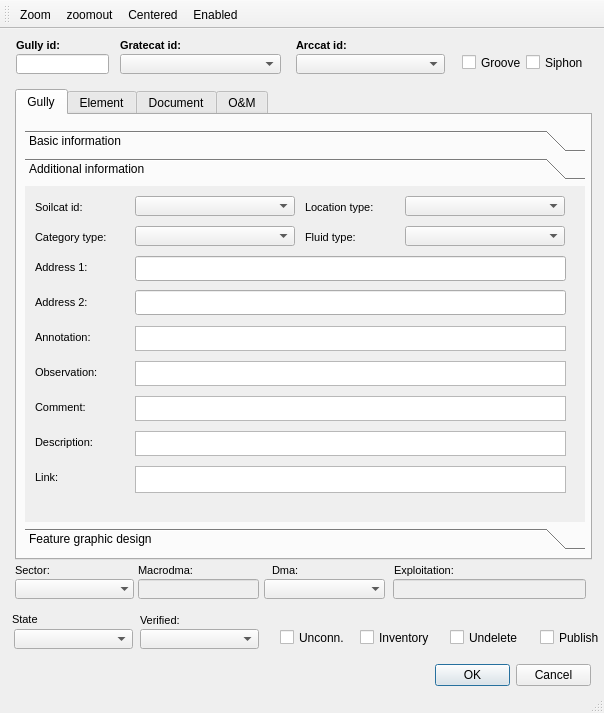
First picture: the form in ui/ud_man_gully.ui, repository Giswater/giswater_qgis_plugin, before the edit.
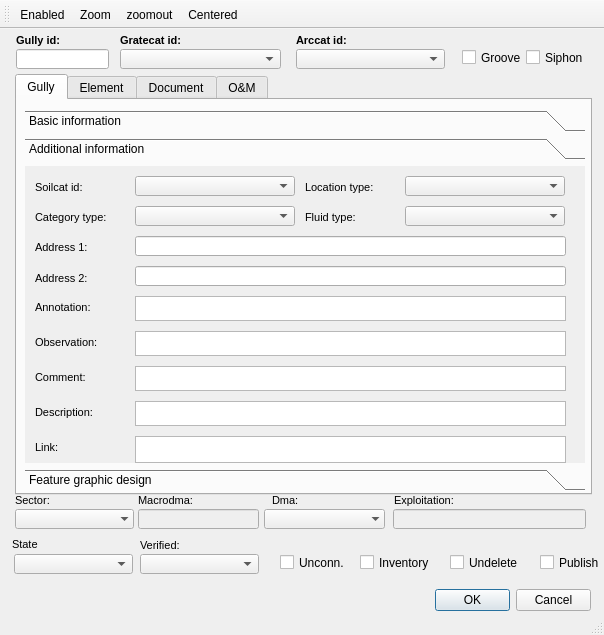
Second picture: the form after the edit. The open tabs and pages were chosen to show the change. Icons and pictures are not drawn.

```diff
--- a/ui/ud_man_gully.ui
+++ b/ui/ud_man_gully.ui
@@ -7,7 +7,7 @@
     <x>0</x>
     <y>0</y>
     <width>604</width>
-    <height>713</height>
+    <height>635</height>
    </rect>
   </property>
   <property name="windowTitle">
@@ -18,7 +18,7 @@
     <property name="geometry">
      <rect>
       <x>296</x>
-      <y>5</y>
+      <y>0</y>
       <width>90</width>
       <height>22</height>
      </rect>
@@ -59,7 +59,7 @@
     <property name="geometry">
      <rect>
       <x>138</x>
-      <y>550</y>
+      <y>480</y>
       <width>121</width>
       <height>20</height>
      </rect>
@@ -75,7 +75,7 @@
     <property name="geometry">
      <rect>
       <x>140</x>
-      <y>600</y>
+      <y>525</y>
       <width>119</width>
       <height>20</height>
      </rect>
@@ -85,7 +85,7 @@
     <property name="geometry">
      <rect>
       <x>120</x>
-      <y>5</y>
+      <y>0</y>
       <width>90</width>
       <height>22</height>
      </rect>
@@ -123,7 +123,7 @@
     <property name="geometry">
      <rect>
       <x>280</x>
-      <y>600</y>
+      <y>525</y>
       <width>86</width>
       <height>17</height>
      </rect>
@@ -136,7 +136,7 @@
     <property name="geometry">
      <rect>
       <x>526</x>
-      <y>25</y>
+      <y>20</y>
       <width>70</width>
       <height>17</height>
      </rect>
@@ -149,7 +149,7 @@
     <property name="geometry">
      <rect>
       <x>394</x>
-      <y>530</y>
+      <y>460</y>
       <width>90</width>
       <height>22</height>
      </rect>
@@ -188,7 +188,7 @@
     <property name="geometry">
      <rect>
       <x>272</x>
-      <y>530</y>
+      <y>460</y>
       <width>90</width>
       <height>22</height>
      </rect>
@@ -227,7 +227,7 @@
     <property name="geometry">
      <rect>
       <x>16</x>
-      <y>25</y>
+      <y>20</y>
       <width>93</width>
       <height>20</height>
      </rect>
@@ -240,7 +240,7 @@
     <property name="geometry">
      <rect>
       <x>450</x>
-      <y>600</y>
+      <y>525</y>
       <width>77</width>
       <height>17</height>
      </rect>
@@ -253,7 +253,7 @@
     <property name="geometry">
      <rect>
       <x>138</x>
-      <y>530</y>
+      <y>460</y>
       <width>90</width>
       <height>22</height>
      </rect>
@@ -292,7 +292,7 @@
     <property name="geometry">
      <rect>
       <x>296</x>
-      <y>25</y>
+      <y>20</y>
       <width>149</width>
       <height>20</height>
      </rect>
@@ -302,7 +302,7 @@
     <property name="geometry">
      <rect>
       <x>15</x>
-      <y>530</y>
+      <y>460</y>
       <width>90</width>
       <height>22</height>
      </rect>
@@ -341,7 +341,7 @@
     <property name="geometry">
      <rect>
       <x>15</x>
-      <y>550</y>
+      <y>480</y>
       <width>119</width>
       <height>20</height>
      </rect>
@@ -360,7 +360,7 @@
     <property name="geometry">
      <rect>
       <x>140</x>
-      <y>580</y>
+      <y>505</y>
       <width>90</width>
       <height>22</height>
      </rect>
@@ -396,9 +396,9 @@
     <property name="geometry">
      <rect>
       <x>15</x>
-      <y>60</y>
+      <y>45</y>
       <width>577</width>
-      <height>471</height>
+      <height>421</height>
      </rect>
     </property>
     <property name="currentIndex">
@@ -412,9 +412,9 @@
       <property name="geometry">
        <rect>
         <x>8</x>
-        <y>15</y>
+        <y>10</y>
         <width>560</width>
-        <height>420</height>
+        <height>381</height>
        </rect>
       </property>
       <property name="currentIndex">
@@ -1239,8 +1239,8 @@
         <rect>
          <x>0</x>
          <y>0</y>
-         <width>98</width>
-         <height>28</height>
+         <width>560</width>
+         <height>300</height>
         </rect>
        </property>
        <attribute name="label">
@@ -1296,7 +1296,7 @@
         <property name="geometry">
          <rect>
           <x>10</x>
-          <y>105</y>
+          <y>101</y>
           <width>90</width>
           <height>22</height>
          </rect>
@@ -1342,7 +1342,7 @@
         <property name="geometry">
          <rect>
           <x>10</x>
-          <y>175</y>
+          <y>165</y>
           <width>90</width>
           <height>22</height>
          </rect>
@@ -1414,9 +1414,9 @@
         <property name="geometry">
          <rect>
           <x>110</x>
-          <y>104</y>
+          <y>100</y>
           <width>431</width>
-          <height>25</height>
+          <height>20</height>
          </rect>
         </property>
        </widget>
@@ -1506,7 +1506,7 @@
         <property name="geometry">
          <rect>
           <x>10</x>
-          <y>280</y>
+          <y>270</y>
           <width>90</width>
           <height>22</height>
          </rect>
@@ -1542,7 +1542,7 @@
         <property name="geometry">
          <rect>
           <x>10</x>
-          <y>140</y>
+          <y>130</y>
           <width>90</width>
           <height>22</height>
          </rect>
@@ -1578,7 +1578,7 @@
         <property name="geometry">
          <rect>
           <x>110</x>
-          <y>210</y>
+          <y>200</y>
           <width>431</width>
           <height>25</height>
          </rect>
@@ -1594,7 +1594,7 @@
         <property name="geometry">
          <rect>
           <x>110</x>
-          <y>245</y>
+          <y>235</y>
           <width>431</width>
           <height>25</height>
          </rect>
@@ -1642,7 +1642,7 @@
           <x>110</x>
           <y>70</y>
           <width>431</width>
-          <height>25</height>
+          <height>20</height>
          </rect>
         </property>
         <property name="echoMode">
@@ -1653,7 +1653,7 @@
         <property name="geometry">
          <rect>
           <x>110</x>
-          <y>175</y>
+          <y>165</y>
           <width>431</width>
           <height>25</height>
          </rect>
@@ -1663,7 +1663,7 @@
         <property name="geometry">
          <rect>
           <x>10</x>
-          <y>245</y>
+          <y>235</y>
           <width>91</width>
           <height>22</height>
          </rect>
@@ -1699,7 +1699,7 @@
         <property name="geometry">
          <rect>
           <x>10</x>
-          <y>210</y>
+          <y>200</y>
           <width>90</width>
           <height>22</height>
          </rect>
@@ -1735,7 +1735,7 @@
         <property name="geometry">
          <rect>
           <x>110</x>
-          <y>280</y>
+          <y>270</y>
           <width>431</width>
           <height>27</height>
          </rect>
@@ -1745,7 +1745,7 @@
         <property name="geometry">
          <rect>
           <x>110</x>
-          <y>140</y>
+          <y>130</y>
           <width>431</width>
           <height>25</height>
          </rect>
@@ -2512,7 +2512,7 @@
     <property name="geometry">
      <rect>
       <x>16</x>
-      <y>5</y>
+      <y>0</y>
       <width>90</width>
       <height>22</height>
      </rect>
@@ -2550,7 +2550,7 @@
     <property name="geometry">
      <rect>
       <x>264</x>
-      <y>550</y>
+      <y>480</y>
       <width>121</width>
       <height>20</height>
      </rect>
@@ -2569,7 +2569,7 @@
     <property name="geometry">
      <rect>
       <x>462</x>
-      <y>25</y>
+      <y>20</y>
       <width>70</width>
       <height>17</height>
      </rect>
@@ -2582,7 +2582,7 @@
     <property name="geometry">
      <rect>
       <x>120</x>
-      <y>25</y>
+      <y>20</y>
       <width>161</width>
       <height>20</height>
      </rect>
@@ -2592,7 +2592,7 @@
     <property name="geometry">
      <rect>
       <x>540</x>
-      <y>600</y>
+      <y>525</y>
       <width>61</width>
       <height>17</height>
      </rect>
@@ -2605,7 +2605,7 @@
     <property name="geometry">
      <rect>
       <x>435</x>
-      <y>635</y>
+      <y>560</y>
       <width>156</width>
       <height>23</height>
      </rect>
@@ -2618,7 +2618,7 @@
     <property name="geometry">
      <rect>
       <x>360</x>
-      <y>600</y>
+      <y>525</y>
       <width>71</width>
       <height>17</height>
      </rect>
@@ -2634,7 +2634,7 @@
     <property name="geometry">
      <rect>
       <x>393</x>
-      <y>550</y>
+      <y>480</y>
       <width>193</width>
       <height>20</height>
      </rect>
@@ -2650,7 +2650,7 @@
     <property name="geometry">
      <rect>
       <x>12</x>
-      <y>582</y>
+      <y>507</y>
       <width>90</width>
       <height>16</height>
      </rect>
@@ -2686,7 +2686,7 @@
     <property name="geometry">
      <rect>
       <x>14</x>
-      <y>600</y>
+      <y>525</y>
       <width>119</width>
       <height>20</height>
      </rect>
@@ -2710,10 +2710,10 @@
    <attribute name="toolBarBreak">
     <bool>false</bool>
    </attribute>
+   <addaction name="actionEnabled"/>
    <addaction name="actionZoom"/>
    <addaction name="actionZoomout"/>
    <addaction name="actionCentered"/>
-   <addaction name="actionEnabled"/>
   </widget>
   <action name="actionCentered">
    <property name="icon">
```
Left out of the diff: 24 changed lines with no effect on the pictures.
